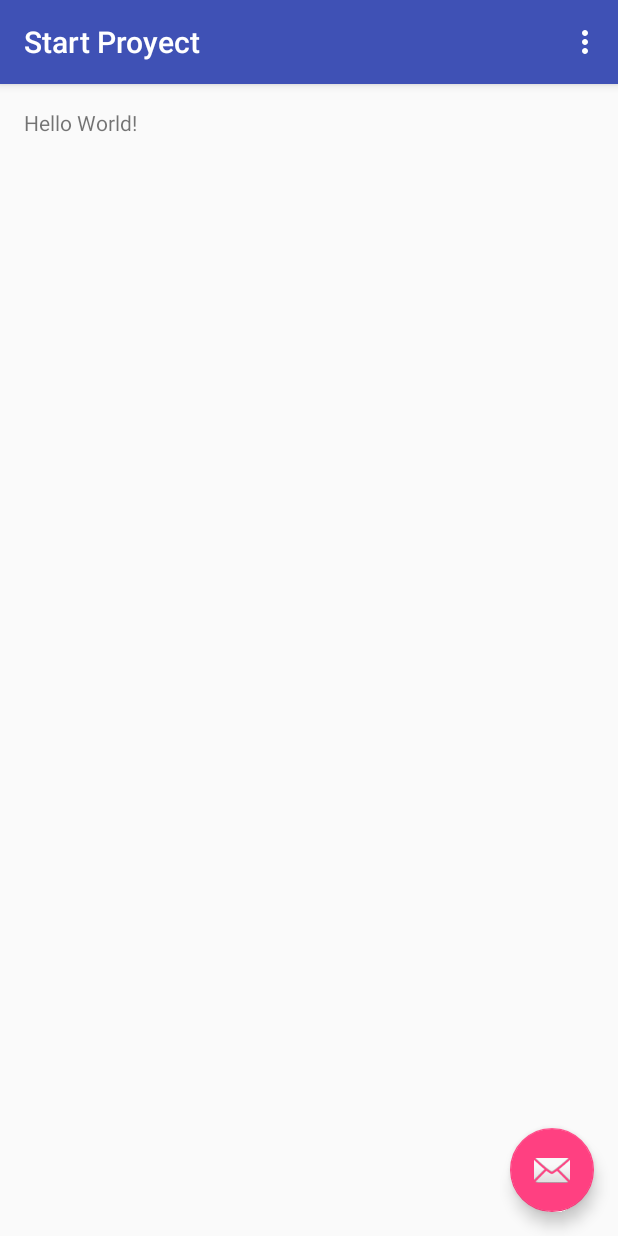
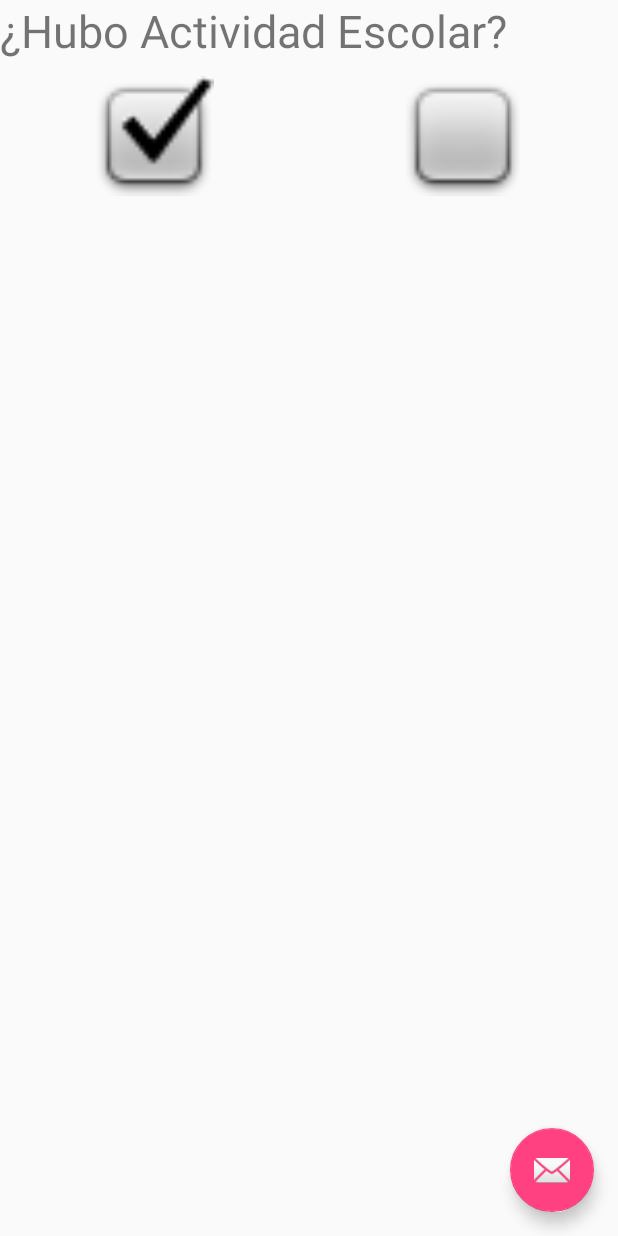
Before and after one commit to jepz20/StarProyect, an Android app: the screen it shows after launch (MainActivity), on a phone screen of 412 x 824 dp. Run offline under Robolectric (Android 15) with nearby library versions, the phone set to English and light mode, and no system bars.

Commit message:
Inicio de Hubo Actividades?

```diff
--- a/App/StartProyect/app/build.gradle
+++ b/App/StartProyect/app/build.gradle
@@ -1,13 +1,13 @@
 apply plugin: 'com.android.application'
 
 android {
-    compileSdkVersion 22
-    buildToolsVersion "22.0.1"
+    compileSdkVersion 23
+    buildToolsVersion "23.0.2"
 
     defaultConfig {
         applicationId "hn.jepz.www.startproyect"
-        minSdkVersion 15
-        targetSdkVersion 22
+        minSdkVersion 14
+        targetSdkVersion 23
         versionCode 1
         versionName "1.0"
     }
@@ -22,6 +22,6 @@ android {
 dependencies {
     compile fileTree(dir: 'libs', include: ['*.jar'])
 //    testCompile 'junit:junit:4.12'
-    compile 'com.android.support:appcompat-v7:22.2.1'
-    compile 'com.android.support:design:22.2.1'
+    compile 'com.android.support:appcompat-v7:23.1.1'
+    compile 'com.android.support:design:23.1.1'
 }
--- a/App/StartProyect/app/src/main/java/hn/jepz/www/startproyect/MainActivity.java
+++ b/App/StartProyect/app/src/main/java/hn/jepz/www/startproyect/MainActivity.java
@@ -5,10 +5,9 @@ import android.os.Bundle;
 import android.support.design.widget.FloatingActionButton;
 import android.support.design.widget.Snackbar;
 import android.support.v7.app.AppCompatActivity;
-import android.support.v7.widget.Toolbar;
-import android.view.View;
 import android.view.Menu;
 import android.view.MenuItem;
+import android.view.View;
 
 public class MainActivity extends AppCompatActivity {
     private Intent intent;
@@ -16,8 +15,8 @@ public class MainActivity extends AppCompatActivity {
     protected void onCreate(Bundle savedInstanceState) {
         super.onCreate(savedInstanceState);
         setContentView(R.layout.activity_main);
-        Toolbar toolbar = (Toolbar) findViewById(R.id.toolbar);
-        setSupportActionBar(toolbar);
+//        Toolbar toolbar = (Toolbar) findViewById(R.id.toolbar);
+//        setSupportActionBar(toolbar);
 
         FloatingActionButton fab = (FloatingActionButton) findViewById(R.id.fab);
         intent = new Intent(this, LoginActivity.class);
--- a/App/StartProyect/app/src/main/res/layout/activity_main.xml
+++ b/App/StartProyect/app/src/main/res/layout/activity_main.xml
@@ -7,21 +7,21 @@
     android:fitsSystemWindows="true"
     tools:context="hn.jepz.www.startproyect.MainActivity">
 
-    <android.support.design.widget.AppBarLayout
-        android:layout_width="match_parent"
-        android:layout_height="wrap_content"
-        android:theme="@style/AppTheme.AppBarOverlay">
+    <!--<android.support.design.widget.AppBarLayout-->
+        <!--android:layout_width="match_parent"-->
+        <!--android:layout_height="wrap_content"-->
+        <!--android:theme="@style/AppTheme.AppBarOverlay">-->
 
-        <android.support.v7.widget.Toolbar
-            android:id="@+id/toolbar"
-            android:layout_width="match_parent"
-            android:layout_height="?attr/actionBarSize"
-            android:background="?attr/colorPrimary"
-            app:popupTheme="@style/AppTheme.PopupOverlay" />
+        <!--<android.support.v7.widget.Toolbar-->
+            <!--android:id="@+id/toolbar"-->
+            <!--android:layout_width="match_parent"-->
+            <!--android:layout_height="?attr/actionBarSize"-->
+            <!--android:background="?attr/colorPrimary"-->
+            <!--app:popupTheme="@style/AppTheme.PopupOverlay" />-->
 
-    </android.support.design.widget.AppBarLayout>
-
-    <include layout="@layout/content_main" />
+    <!--</android.support.design.widget.AppBarLayout>-->
+    <include layout="@layout/hubo_actividad"/>
+    <!--<include layout="@layout/content_main" />-->
 
     <android.support.design.widget.FloatingActionButton
         android:id="@+id/fab"
--- /dev/null
+++ b/App/StartProyect/app/src/main/res/layout/hubo_actividad.xml
@@ -0,0 +1,39 @@
+<?xml version="1.0" encoding="utf-8"?>
+<LinearLayout xmlns:android="http://schemas.android.com/apk/res/android"
+    android:orientation="vertical" android:layout_width="match_parent"
+    android:layout_height="200dp">
+    <TextView
+        android:layout_width="wrap_content"
+        android:layout_height="wrap_content"
+        android:text="¿Hubo Actividad Escolar?"
+        android:textSize="30sp"/>
+    <LinearLayout
+        android:layout_width="match_parent"
+        android:layout_height="100dp"
+        android:orientation="horizontal"
+        android:layout_gravity="center"
+        android:gravity="center">
+        <LinearLayout
+            android:layout_width="0dp"
+            android:layout_height="wrap_content"
+            android:layout_weight="1"
+            android:layout_gravity="center"
+            android:gravity="center">
+            <ImageView
+                android:layout_width="80dp"
+                android:layout_height="80dp"
+                android:background="@android:drawable/checkbox_on_background"/>
+        </LinearLayout>
+        <LinearLayout
+            android:layout_width="0dp"
+            android:layout_height="wrap_content"
+            android:layout_weight="1"
+            android:layout_gravity="center"
+            android:gravity="center">
+            <ImageView
+                android:layout_width="80dp"
+                android:layout_height="80dp"
+                android:background="@android:drawable/checkbox_off_background"/>
+        </LinearLayout>
+    </LinearLayout>
+</LinearLayout>
--- a/App/StartProyect/app/src/main/res/values/styles.xml
+++ b/App/StartProyect/app/src/main/res/values/styles.xml
@@ -1,7 +1,7 @@
 <resources>
 
     <!-- Base application theme. -->
-    <style name="AppTheme" parent="Theme.AppCompat.Light.DarkActionBar">
+    <style name="AppTheme" parent="@style/Theme.AppCompat.Light.DarkActionBar">
         <!-- Customize your theme here. -->
         <item name="colorPrimary">@color/colorPrimary</item>
         <item name="colorPrimaryDark">@color/colorPrimaryDark</item>
```
